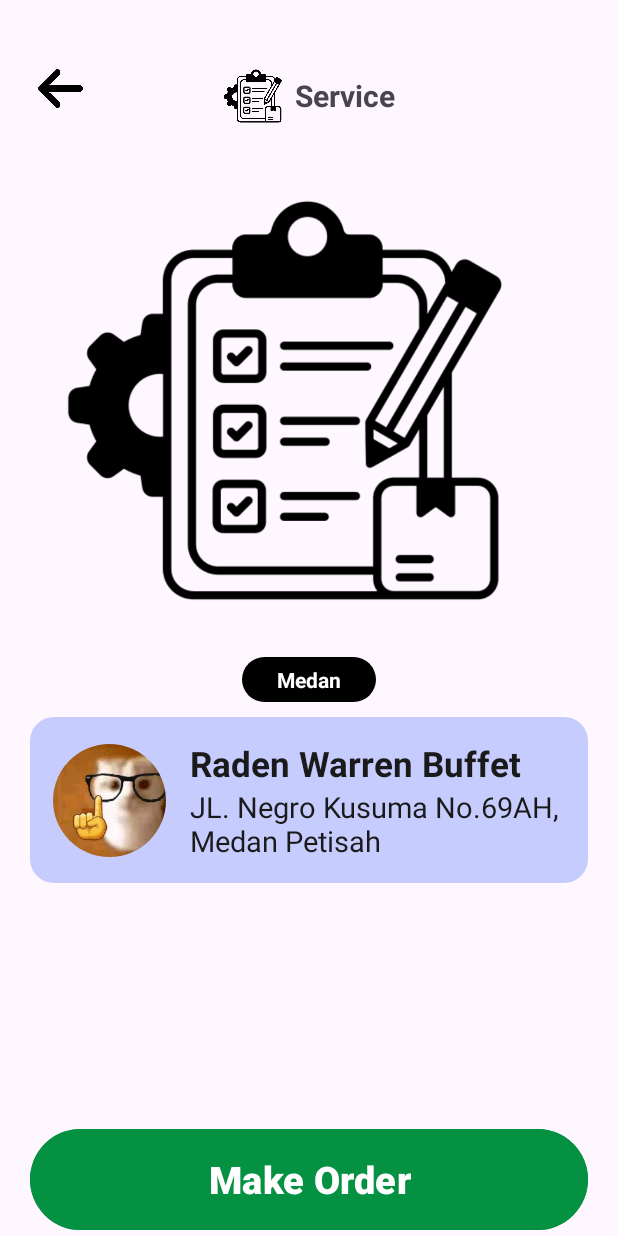
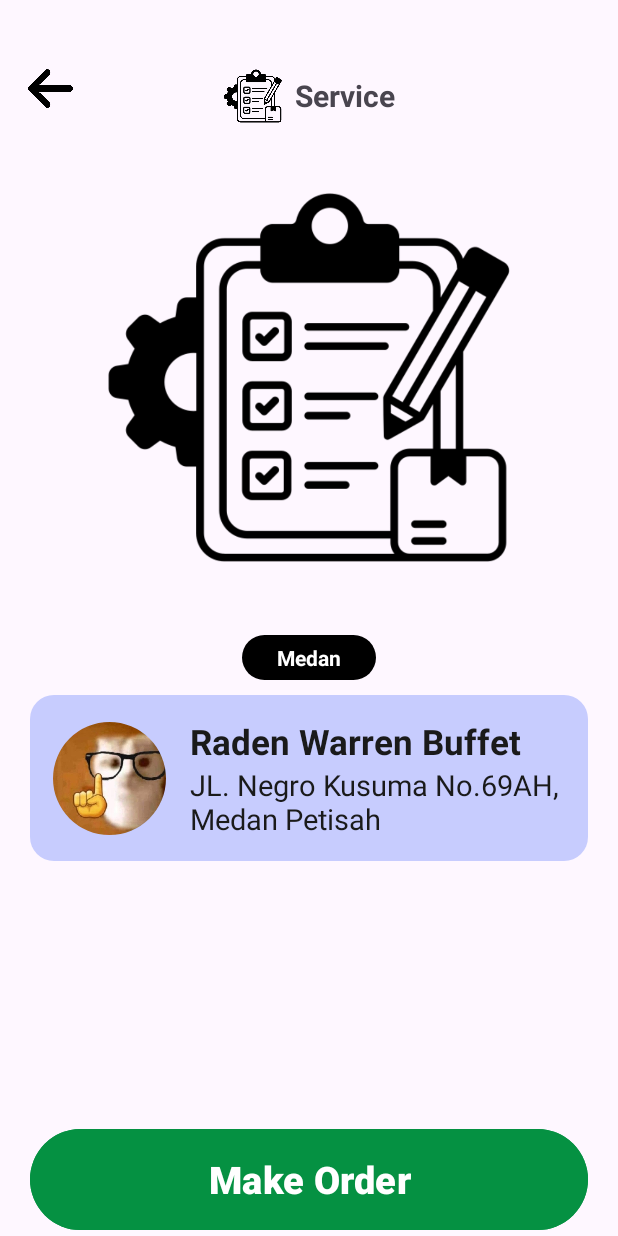
Before and after one commit to muhfadtz/Mobile-OnJasa, an Android app: the OrderACRepairActivity screen opened directly, with no data from a screen before it, on a phone screen of 412 x 824 dp. Run offline under Robolectric (Android 15) with nearby library versions, the phone set to English and light mode, and no system bars.

Commit message:
fix button back in MakeOrderActivity and header ACRepairActivity

```diff
--- a/app/src/main/java/com/example/onjasa/OrderACRepairActivity.kt
+++ b/app/src/main/java/com/example/onjasa/OrderACRepairActivity.kt
@@ -1,3 +1,4 @@
+// OrderACRepairActivity.kt
 package com.example.onjasa
 
 import android.annotation.SuppressLint
@@ -26,13 +27,14 @@ class OrderACRepairActivity : AppCompatActivity() {
         serviceTitleTextView.text = serviceType ?: "Service"  // Jika null, tampilkan "Service" sebagai default
 
         val serviceImageView: ImageView = findViewById(R.id.imageView5) // Gambar header
-        when (serviceType) {
-            "AC Repair" -> serviceImageView.setImageResource(R.drawable.maintenance_tools) // Gambar AC Repair
-            "AC Installation" -> serviceImageView.setImageResource(R.drawable.easy_installation) // Gambar AC Installation
-            "AC Maintenance" -> serviceImageView.setImageResource(R.drawable.ac) // Gambar AC Maintenance
-            "AC Wash" -> serviceImageView.setImageResource(R.drawable.spray) // Gambar AC Wash
-            else -> serviceImageView.setImageResource(R.drawable.order_processing) // Gambar default jika tidak ada
+        val imageResId: Int = when (serviceType) {
+            "AC Repair" -> R.drawable.maintenance_tools // Gambar AC Repair
+            "AC Installation" -> R.drawable.easy_installation // Gambar AC Installation
+            "AC Maintenance" -> R.drawable.ac // Gambar AC Maintenance
+            "AC Wash" -> R.drawable.spray // Gambar AC Wash
+            else -> R.drawable.order_processing // Gambar default jika tidak ada
         }
+        serviceImageView.setImageResource(imageResId)
 
         // Back button handling
         val btnBack: ImageView = findViewById(R.id.imageViewBack)
@@ -46,6 +48,8 @@ class OrderACRepairActivity : AppCompatActivity() {
         val btnMakeOrder: Button = findViewById(R.id.btnMakeOrder)
         btnMakeOrder.setOnClickListener {
             val intent = Intent(this@OrderACRepairActivity, ACRepairActivity::class.java)
+            intent.putExtra("header_title", serviceTitleTextView.text.toString())  // Send the header text
+            intent.putExtra("header_image", imageResId)  // Send the image resource ID
             startActivity(intent)
             overridePendingTransition(R.anim.slide_in_right, R.anim.slide_out_left)
         }
--- a/app/src/main/res/layout/activity_acrepair.xml
+++ b/app/src/main/res/layout/activity_acrepair.xml
@@ -19,7 +19,7 @@
         app:layout_constraintTop_toTopOf="parent">
 
         <ImageView
-            android:id="@+id/imageView5"
+            android:id="@+id/imgheader"
             android:layout_width="40sp"
             android:layout_height="40sp"
             android:layout_marginRight="5sp"
@@ -28,8 +28,8 @@
             tools:layout_editor_absoluteY="16dp" />
 
         <TextView
-            android:id="@+id/textView5"
-            android:layout_width="wrap_content"
+            android:id="@+id/headertitle"
+            android:layout_width="102dp"
             android:layout_height="wrap_content"
             android:layout_weight="1"
             android:text="AC Repair"
--- a/app/src/main/res/layout/activity_home.xml
+++ b/app/src/main/res/layout/activity_home.xml
@@ -75,6 +75,7 @@
         app:layout_constraintTop_toBottomOf="@id/service_subtitle">
 
         <LinearLayout
+            android:id="@+id/menuACRepair"
             android:layout_width="match_parent"
             android:layout_height="match_parent"
             android:gravity="center"
@@ -114,6 +115,7 @@
         app:layout_constraintTop_toBottomOf="@id/service_subtitle">
 
         <LinearLayout
+            android:id="@+id/menuACInstallation"
             android:layout_width="match_parent"
             android:layout_height="match_parent"
             android:gravity="center"
@@ -154,6 +156,7 @@
         app:layout_constraintTop_toBottomOf="@id/ac_repair_card">
 
         <LinearLayout
+            android:id="@+id/menuACMaintenance"
             android:layout_width="match_parent"
             android:layout_height="match_parent"
             android:gravity="center"
@@ -193,6 +196,7 @@
         app:layout_constraintTop_toBottomOf="@id/ac_installation_card">
 
         <LinearLayout
+            android:id="@+id/menuACWash"
             android:layout_width="match_parent"
             android:layout_height="match_parent"
             android:gravity="center"
--- a/app/src/main/res/layout/activity_order_acrepair.xml
+++ b/app/src/main/res/layout/activity_order_acrepair.xml
@@ -11,10 +11,14 @@
 
     <!-- Header (Title and Icon) -->
 
+    <!-- Service Image -->
+
+    <!-- Location Text -->
     <ImageView
         android:id="@+id/imageViewBack"
         android:layout_width="35dp"
         android:layout_height="30dp"
+        android:layout_marginStart="16dp"
         android:layout_marginTop="44dp"
         android:contentDescription="Back button"
         android:src="@drawable/arrow"
@@ -23,11 +27,8 @@
         app:layout_constraintStart_toStartOf="parent"
         app:layout_constraintTop_toTopOf="parent" />
 
-    <!-- Service Image -->
-
-    <!-- Location Text -->
     <LinearLayout
-        android:id="@+id/linearLayout3"
+        android:id="@+id/layananorder"
         android:layout_width="wrap_content"
         android:layout_height="wrap_content"
         android:layout_marginTop="44dp"
@@ -55,14 +56,13 @@
 
     <ImageView
         android:id="@+id/imageView7"
-        android:layout_width="300dp"
-        android:layout_height="302dp"
-        android:layout_marginTop="32dp"
+        android:layout_width="277dp"
+        android:layout_height="303dp"
+        android:layout_marginTop="56dp"
         android:contentDescription="Service process image"
         app:layout_constraintEnd_toEndOf="parent"
-        app:layout_constraintHorizontal_bias="0.36"
         app:layout_constraintStart_toStartOf="parent"
-        app:layout_constraintTop_toBottomOf="@+id/linearLayout3"
+        app:layout_constraintTop_toTopOf="@+id/layananorder"
         app:srcCompat="@drawable/order_processing" />
 
     <TextView
```
Also changed, not shown: app/src/main/java/com/example/onjasa/ACRepairActivity.kt (+18 -1 lines).
